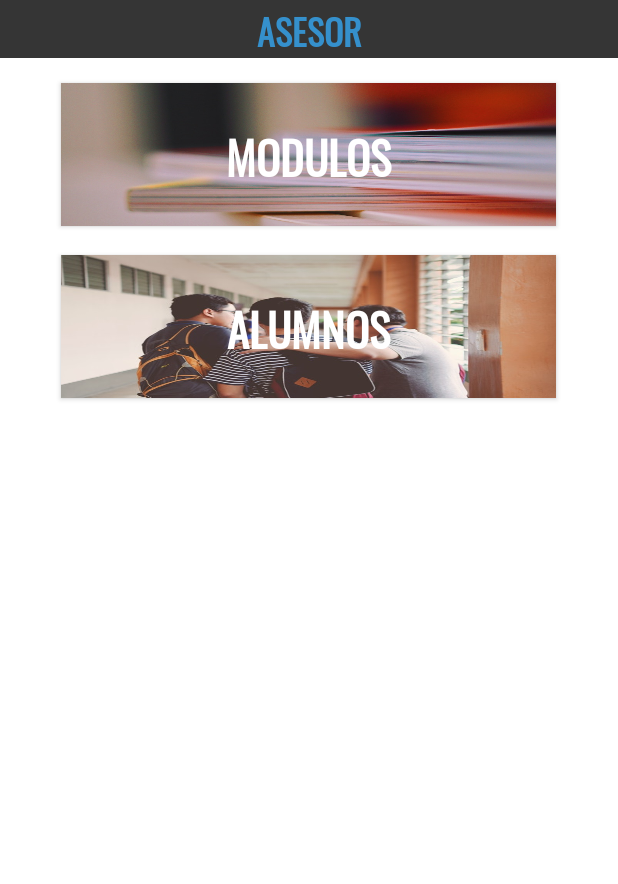
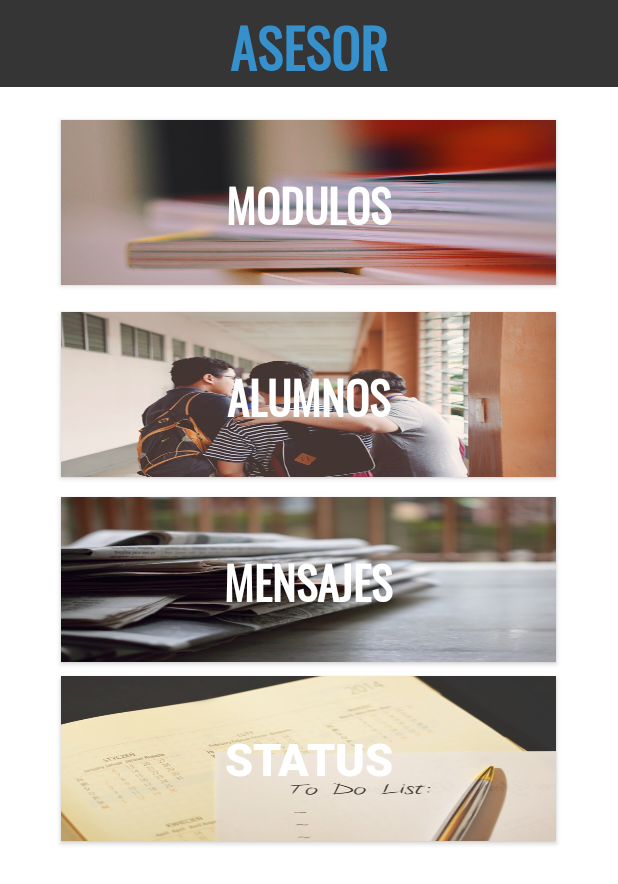
Before and after one commit to miaumaitho/Freeducation, an Android app: the AsesoresMain screen opened directly, with no data from a screen before it, on a phone screen of 412 x 824 dp. Shown: the top 884 px of the screen. Run offline under Robolectric (Android 15) with nearby library versions, the light colour scheme and no system bars.

Commit message:
Asesores finished

```diff
--- a/Hakacthon19/app/src/main/java/com/example/hakacthon19/AsesoresMain.java
+++ b/Hakacthon19/app/src/main/java/com/example/hakacthon19/AsesoresMain.java
@@ -1,6 +1,10 @@
 package com.example.hakacthon19;
 
+import android.content.Intent;
+import android.net.Uri;
 import android.os.Bundle;
+import android.view.View;
+import android.widget.Button;
 
 import androidx.appcompat.app.AppCompatActivity;
 
@@ -8,5 +12,21 @@ public class AsesoresMain extends AppCompatActivity {
     protected void onCreate(Bundle savedInstanceState) {
         super.onCreate(savedInstanceState);
         setContentView(R.layout.asesores_main);
+        //
+
+        Button downloadButton= (Button) findViewById(R.id.btnModulos);
+        downloadButton.setOnClickListener(new View.OnClickListener() {
+            @Override
+            public void onClick(View v) {
+
+                /*String url = "http://www.cursosinea.conevyt.org.mx/descargables/mevyt_pdfs/matematicas_empezar/01_matematicas_pe_libro.pdf";
+
+                Intent i = new Intent(Intent.ACTION_VIEW);
+                i.setData(Uri.parse(url));
+                startActivity(i);*/
+            }
+        });
     }
+
+
 }
--- /dev/null
+++ b/Hakacthon19/app/src/main/java/com/example/hakacthon19/Modulos.java
@@ -0,0 +1,4 @@
+package com.example.hakacthon19;
+
+public class Modulos {
+}
--- a/Hakacthon19/app/src/main/res/layout/asesores_main.xml
+++ b/Hakacthon19/app/src/main/res/layout/asesores_main.xml
@@ -16,7 +16,7 @@
         android:text="@string/asesoresTitle"
         android:textAlignment="center"
         android:textColor="@color/colorAccent"
-        android:textSize="24sp"
+        android:textSize="36sp"
         android:textStyle="bold" />
 
     <androidx.constraintlayout.widget.ConstraintLayout
@@ -26,7 +26,7 @@
         <Button
             android:id="@+id/btnModulos"
             android:layout_width="330dp"
-            android:layout_height="95dp"
+            android:layout_height="110dp"
             android:background="@drawable/modulos"
             android:fontFamily="@font/oswald_variable_font_wght"
             android:lineSpacingExtra="8sp"
@@ -39,12 +39,12 @@
             app:layout_constraintHorizontal_bias="0.498"
             app:layout_constraintStart_toStartOf="parent"
             app:layout_constraintTop_toTopOf="parent"
-            app:layout_constraintVertical_bias="0.024" />
+            app:layout_constraintVertical_bias="0.034" />
 
         <Button
             android:id="@+id/btnAlumnos"
             android:layout_width="330dp"
-            android:layout_height="95dp"
+            android:layout_height="110dp"
             android:background="@drawable/alumnos"
             android:fontFamily="@font/oswald_variable_font_wght"
             android:text="@string/btnAlumnos"
@@ -57,6 +57,37 @@
             app:layout_constraintTop_toBottomOf="@+id/btnModulos"
             app:layout_constraintVertical_bias="0.034" />
 
+        <Button
+            android:id="@+id/btnMensajes"
+            android:layout_width="330dp"
+            android:layout_height="110dp"
+            android:background="@drawable/mensajes"
+            android:fontFamily="@font/oswald_variable_font_wght"
+            android:text="@string/btnMensajes"
+            android:textSize="30sp"
+            android:textStyle="bold"
+            app:layout_constraintBottom_toBottomOf="parent"
+            app:layout_constraintEnd_toEndOf="parent"
+            app:layout_constraintHorizontal_bias="0.498"
+            app:layout_constraintStart_toStartOf="parent"
+            app:layout_constraintTop_toBottomOf="@+id/btnAlumnos"
+            app:layout_constraintVertical_bias="0.034" />
+
+        <Button
+            android:id="@+id/btnStatus"
+            android:layout_width="330dp"
+            android:layout_height="110dp"
+            android:background="@drawable/status"
+            android:text="@string/btnStatus"
+            android:textSize="30sp"
+            android:textStyle="bold"
+            app:layout_constraintBottom_toBottomOf="parent"
+            app:layout_constraintEnd_toEndOf="parent"
+            app:layout_constraintHorizontal_bias="0.498"
+            app:layout_constraintStart_toStartOf="parent"
+            app:layout_constraintTop_toBottomOf="@+id/btnMensajes"
+            app:layout_constraintVertical_bias="0.034" />
+
     </androidx.constraintlayout.widget.ConstraintLayout>
 
 </LinearLayout>
--- /dev/null
+++ b/Hakacthon19/app/src/main/res/layout/modulos.xml
@@ -0,0 +1,11 @@
+<?xml version="1.0" encoding="utf-8"?>
+<LinearLayout xmlns:android="http://schemas.android.com/apk/res/android"
+    android:orientation="vertical" android:layout_width="match_parent"
+    android:layout_height="match_parent">
+
+    <androidx.constraintlayout.widget.ConstraintLayout
+        android:layout_width="match_parent"
+        android:layout_height="match_parent">
+
+    </androidx.constraintlayout.widget.ConstraintLayout>
+</LinearLayout>
--- a/Hakacthon19/app/src/main/res/values/strings.xml
+++ b/Hakacthon19/app/src/main/res/values/strings.xml
@@ -11,4 +11,6 @@
     <string name="asesoresTitle">ASESOR</string>
     <string name="btnModulos">MODULOS</string>
     <string name="btnAlumnos">ALUMNOS</string>
+    <string name="btnMensajes">MENSAJES</string>
+    <string name="btnStatus">STATUS</string>
 </resources>
```
Also changed, not shown: Hakacthon19/app/src/main/res/drawable/mensajes.jpg (added), Hakacthon19/app/src/main/res/drawable/status.jpg (added).
